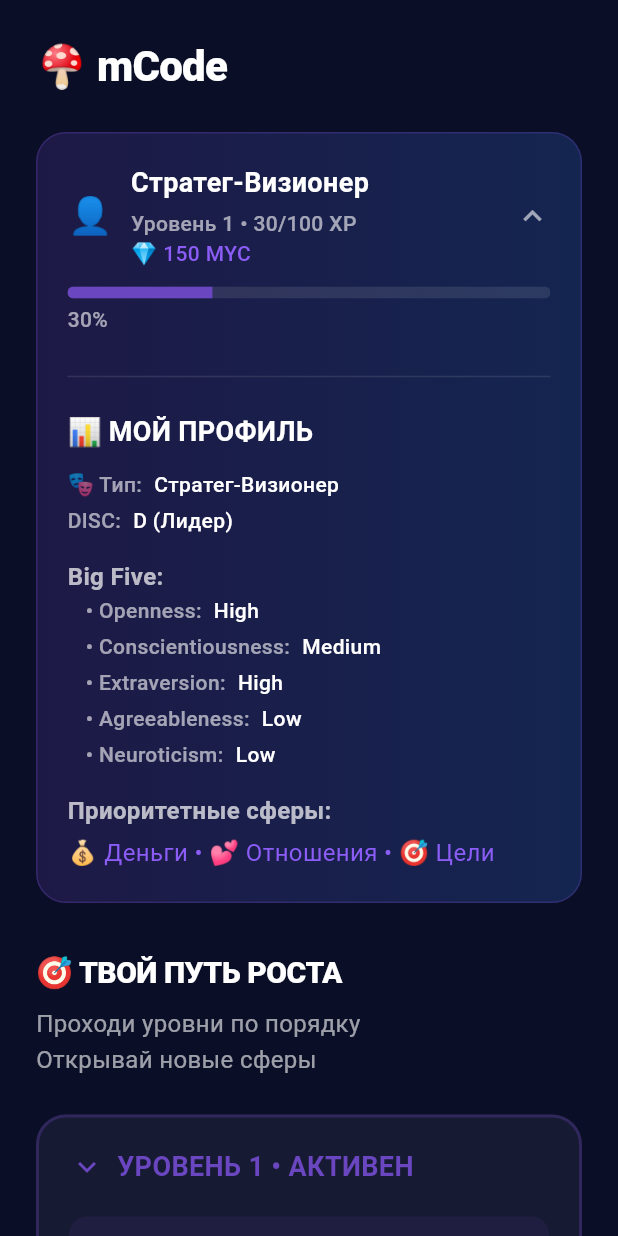
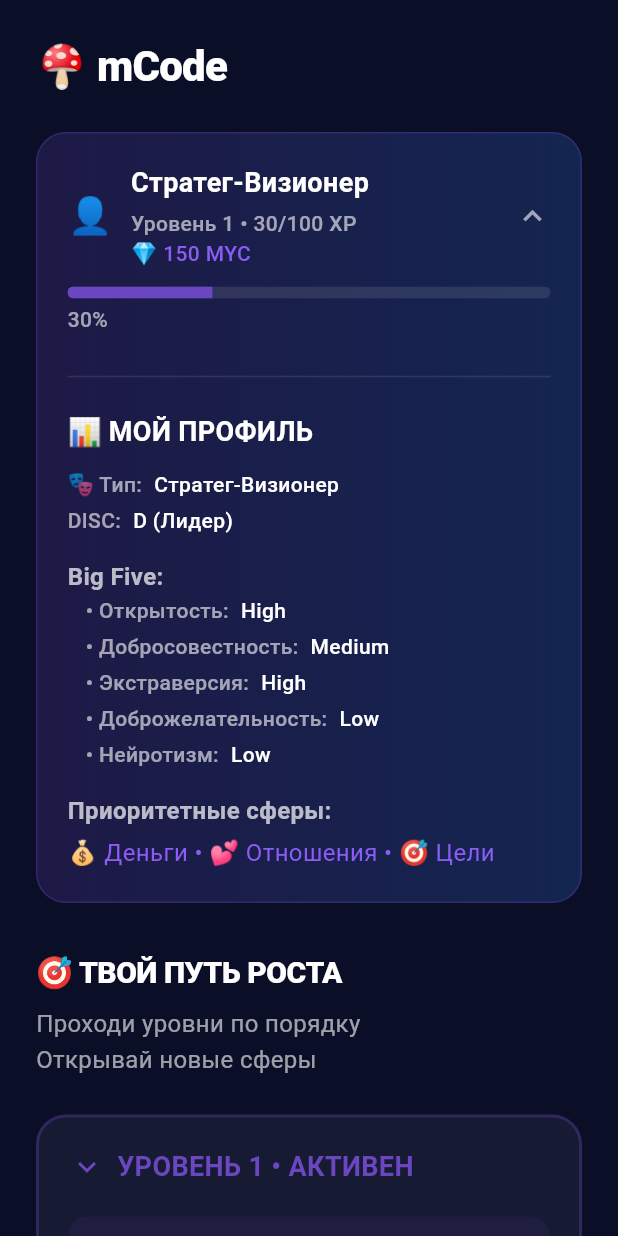
Before and after one commit to myceliummmm-sketch/mycelium-app, a Flutter app: the NewMCodeDashboardScreen screen opened directly, after a tap on "Стратег-Визионер", on a phone screen of 412 x 824 dp. Run offline on Flutter 3.47's test engine with Material 3 defaults, Android fonts, the phone set to English and light mode, and no system bars; our stand-ins replace confetti, fl_chart, flutter_animate, flutter_dotenv, introduction_screen; missing offline and left inert: dart:html, dart:js_util; accounts and stored records are empty.

Commit message:
feat: v1.0.16 - UI/UX improvements based on user feedback
Changes:
- Values Test: Removed subtitle text under sphere names for cleaner UI
- Results Screen: Changed "грибница начала расти" to "стал частью грибницы"
- Results Screen: Condensed personality description and "Что дальше" section
- Spheres Assessment: Removed confusing "0 = провал, 10 = всё супер" hint text
- Big Five: Translated traits to Russian in dashboard, celebration, and profile screens
  - Openness → Открытость
  - Conscientiousness → Добросовестность
  - Extraversion → Экстраверсия
  - Agreeableness → Доброжелательность
  - Neuroticism → Нейротизм
- mCode Dashboard: Removed confusing "оценка после задачи №4" subtitle from ДЕНЬГИ sphere

🤖 Generated with [Claude Code](https://claude.com/claude-code)

Co-Authored-By: Claude <noreply@anthropic.com>

```diff
--- a/lib/screens/mcode/11_celebration_screen.dart
+++ b/lib/screens/mcode/11_celebration_screen.dart
@@ -525,11 +525,11 @@ class _CelebrationScreenState extends State<CelebrationScreen> {
                 ),
               ),
               const SizedBox(height: 8),
-              _buildBulletPoint('• Openness: High'),
-              _buildBulletPoint('• Conscientiousness: Medium'),
-              _buildBulletPoint('• Extraversion: High'),
-              _buildBulletPoint('• Agreeableness: Low'),
-              _buildBulletPoint('• Neuroticism: Low'),
+              _buildBulletPoint('• Открытость: High'),
+              _buildBulletPoint('• Добросовестность: Medium'),
+              _buildBulletPoint('• Экстраверсия: High'),
+              _buildBulletPoint('• Доброжелательность: Low'),
+              _buildBulletPoint('• Нейротизм: Low'),
               const SizedBox(height: 16),
               Text(
                 'Приоритетные сферы:',
--- a/lib/screens/mcode/new_mcode_dashboard_screen.dart
+++ b/lib/screens/mcode/new_mcode_dashboard_screen.dart
@@ -216,11 +216,11 @@ class _NewMCodeDashboardScreenState extends State<NewMCodeDashboardScreen> {
                   fontWeight: FontWeight.w600,
                 ),
               ),
-              _buildProfileRow('• Openness:', 'High', indent: true),
-              _buildProfileRow('• Conscientiousness:', 'Medium', indent: true),
-              _buildProfileRow('• Extraversion:', 'High', indent: true),
-              _buildProfileRow('• Agreeableness:', 'Low', indent: true),
-              _buildProfileRow('• Neuroticism:', 'Low', indent: true),
+              _buildProfileRow('• Открытость:', 'High', indent: true),
+              _buildProfileRow('• Добросовестность:', 'Medium', indent: true),
+              _buildProfileRow('• Экстраверсия:', 'High', indent: true),
+              _buildProfileRow('• Доброжелательность:', 'Low', indent: true),
+              _buildProfileRow('• Нейротизм:', 'Low', indent: true),
 
               const SizedBox(height: 12),
               Text(
@@ -331,15 +331,6 @@ class _NewMCodeDashboardScreenState extends State<NewMCodeDashboardScreen> {
                             'ДЕНЬГИ',
                             style: AppTextStyles.h3.copyWith(fontSize: 16),
                             maxLines: 1,
-                            overflow: TextOverflow.ellipsis,
-                          ),
-                          Text(
-                            'оценка после задачи №4',
-                            style: AppTextStyles.caption.copyWith(
-                              color: Colors.white60,
-                              fontSize: 11,
-                            ),
-                            maxLines: 2,
                             overflow: TextOverflow.ellipsis,
                           ),
                         ],
--- a/pubspec.yaml
+++ b/pubspec.yaml
@@ -16,7 +16,7 @@ publish_to: 'none' # Remove this line if you wish to publish to pub.dev
 # https://developer.apple.com/library/archive/documentation/General/Reference/InfoPlistKeyReference/Articles/CoreFoundationKeys.html
 # In Windows, build-name is used as the major, minor, and patch parts
 # of the product and file versions while build-number is used as the build suffix.
-version: 1.0.15+15
+version: 1.0.16+16
 
 environment:
   sdk: ^3.5.0
```
Also changed, not shown: lib/screens/mcode/10_spheres_assessment_screen.dart (+0 -7 lines), lib/screens/onboarding/5_values_test_screen.dart (+0 -11 lines), lib/screens/onboarding/6_results_screen.dart (+10 -22 lines), 4 other files.
